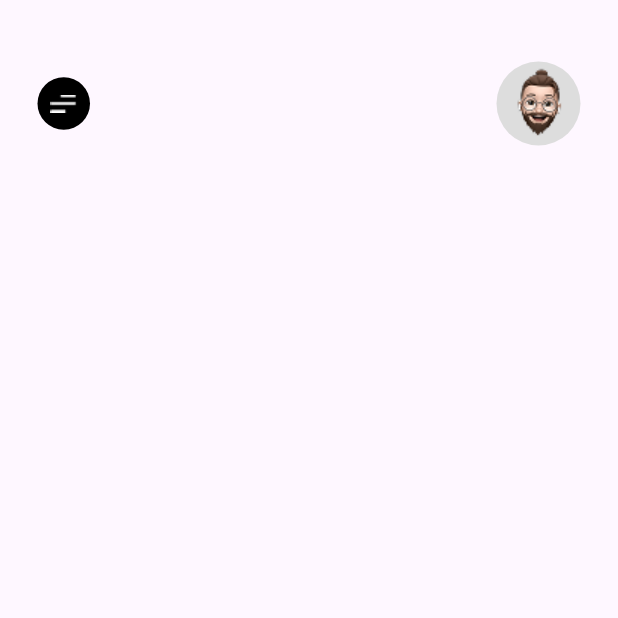
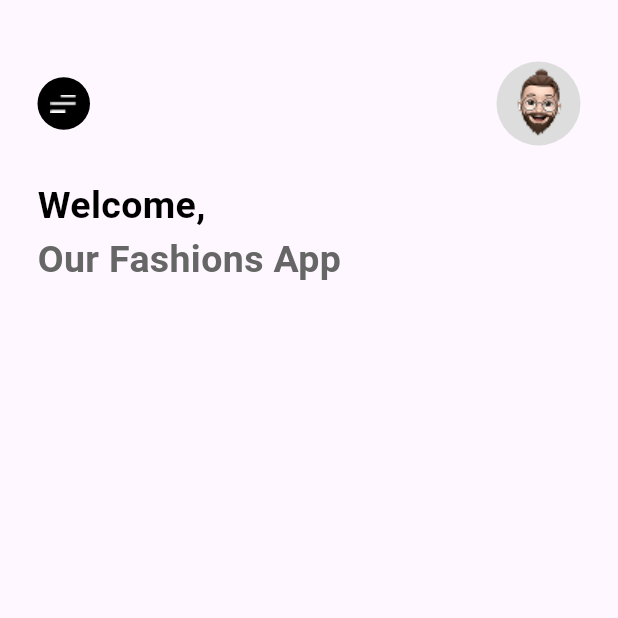
Before and after one commit to soheil-jalili/Ecommerce-App, a Flutter app: the screen it shows after launch, on a phone screen of 412 x 824 dp, the top half of it. Run offline on Flutter 3.47's test engine with Material 3 defaults, Android fonts, the phone set to English and light mode, and no system bars.

Commit message:
[ADD] welcomeFashionApp

```diff
--- a/lib/constants/app_colors.dart
+++ b/lib/constants/app_colors.dart
@@ -1,6 +1,8 @@
 import 'package:flutter/material.dart';
 
 class AppColors {
+  AppColors._();
   static Color profileBgColor = Color(0xffDDDDDD);
   static Color blackColor = Color.fromARGB(255, 0, 0, 0);
+  static Color subTextColor = Color(0xff666666);
 }
--- a/lib/screens/home_screen.dart
+++ b/lib/screens/home_screen.dart
@@ -13,9 +13,9 @@ class HomeScreen extends StatelessWidget {
           child: Column(
             crossAxisAlignment: CrossAxisAlignment.start,
             children: [
-              appBarHomeScreen(),
+              _appBarHomeScreen(),
 
-
+              _welcomeFashionApp(),
             ],
           ),
         ),
@@ -23,7 +23,34 @@ class HomeScreen extends StatelessWidget {
     );
   }
 
-  Padding appBarHomeScreen() {
+  Padding _welcomeFashionApp() {
+    return Padding(
+              padding: const EdgeInsets.only(right: 25, left: 25, bottom: 19),
+              child: Column(
+                crossAxisAlignment: CrossAxisAlignment.start,
+                children: [
+                  Text(
+                    'Welcome,',
+                    style: TextStyle(
+                      color: AppColors.blackColor,
+                      fontSize: 25,
+                      fontWeight: FontWeight.bold,
+                    ),
+                  ),
+                  Text(
+                    'Our Fashions App',
+                    style: TextStyle(
+                      color: AppColors.subTextColor,
+                      fontSize: 25,
+                      fontWeight: FontWeight.bold,
+                    ),
+                  ),
+                ],
+              ),
+            );
+  }
+
+  Padding _appBarHomeScreen() {
     return Padding(
       padding: EdgeInsets.fromLTRB(25, 41, 25, 22),
       child: Row(
```
